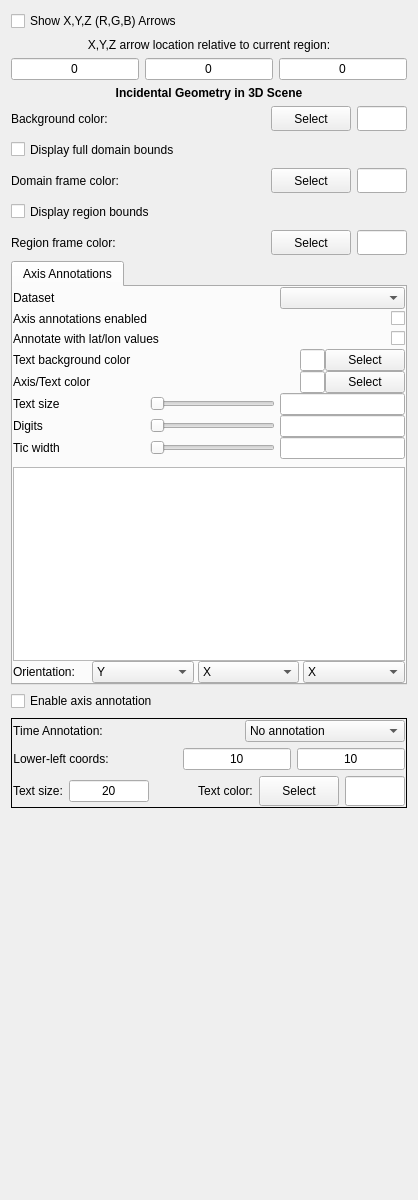
First picture: the form in apps/vaporgui/vizFeaturesTab.ui, repository StasJ/vapor-formatted, before the edit.
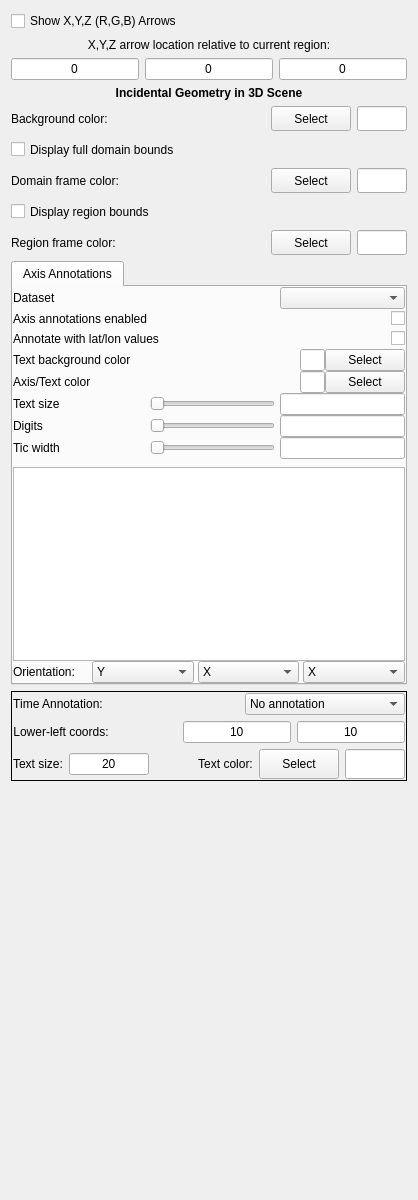
Second picture: the form after the edit.

Patch:
```diff
--- a/apps/vaporgui/vizFeaturesTab.ui
+++ b/apps/vaporgui/vizFeaturesTab.ui
@@ -984,39 +984,6 @@
        </widget>
       </widget>
      </item>
-     <item>
-      <layout class="QHBoxLayout">
-       <item>
-        <widget class="QCheckBox" name="axisAnnotationCheckbox">
-         <property name="toolTip">
-          <string>Check to provide axes with coordinates and tic marks</string>
-         </property>
-         <property name="whatsThis">
-          <string>Check this checkbox to provide coordinate axes and to specify how the axes will be marked and labelled.</string>
-         </property>
-         <property name="text">
-          <string>Enable axis annotation</string>
-         </property>
-        </widget>
-       </item>
-       <item>
-        <spacer name="spacer21_2">
-         <property name="orientation">
-          <enum>Qt::Horizontal</enum>
-         </property>
-         <property name="sizeType">
-          <enum>QSizePolicy::Expanding</enum>
-         </property>
-         <property name="sizeHint" stdset="0">
-          <size>
-           <width>81</width>
-           <height>21</height>
-          </size>
-         </property>
-        </spacer>
-       </item>
-      </layout>
-     </item>
      <item>
       <widget class="QFrame" name="timeframe">
        <property name="whatsThis">
```
